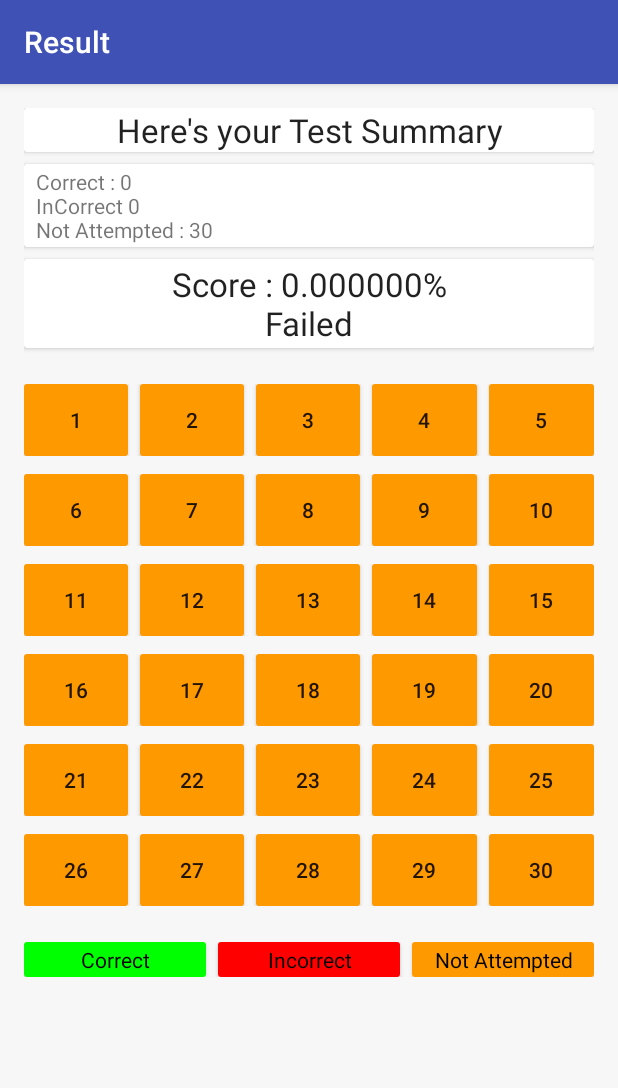
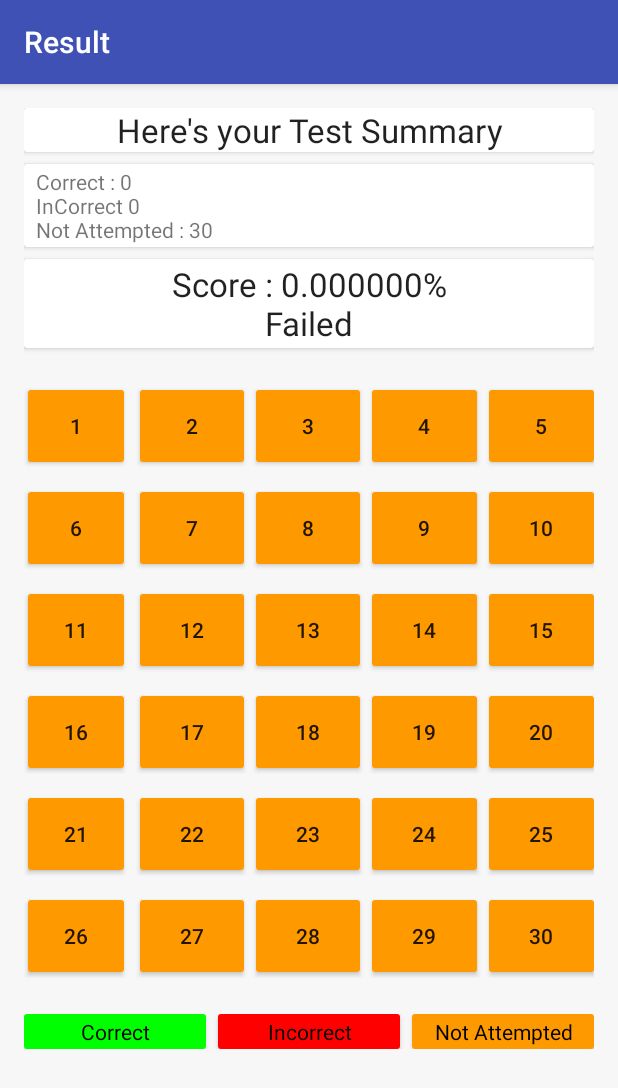
Before and after one commit to vaibhavbhandula/AptiQuiz, an Android app: the Result screen opened directly, with no data from a screen before it, on a phone screen of 412 x 824 dp. Shown: the top 1088 px of the screen. Run offline under Robolectric (Android 15) with nearby library versions, the phone set to English and light mode, and no system bars; 4 statements that could not run were skipped.

```diff
--- a/app/src/main/res/layout/activity_question.xml
+++ b/app/src/main/res/layout/activity_question.xml
@@ -23,7 +23,7 @@
             android:id="@+id/textView1"
             android:layout_width="match_parent"
             android:layout_height="match_parent"
-            android:maxLines="10"
+            android:maxLines="12"
             android:minLines="5"
             android:padding="@dimen/pad_8"
             android:scrollbars="vertical"
--- a/app/src/main/res/layout/activity_result.xml
+++ b/app/src/main/res/layout/activity_result.xml
@@ -78,7 +78,8 @@
                 android:layout_height="wrap_content"
                 android:layout_weight="1"
                 app:cardBackgroundColor="@android:color/white"
-                app:cardElevation="@dimen/elevation">
+                app:cardElevation="@dimen/elevation"
+                app:cardUseCompatPadding="true">
 
 
                 <Button
@@ -108,7 +109,6 @@
                     android:layout_gravity="center"
                     android:background="@android:color/white"
                     android:text="2" />
-                />
             </android.support.v7.widget.CardView>
 
 
@@ -184,7 +184,8 @@
                 android:layout_height="wrap_content"
                 android:layout_weight="1"
                 app:cardBackgroundColor="@android:color/white"
-                app:cardElevation="@dimen/elevation">
+                app:cardElevation="@dimen/elevation"
+                app:cardUseCompatPadding="true">
 
 
                 <Button
@@ -214,7 +215,7 @@
                     android:layout_gravity="center"
                     android:background="@android:color/white"
                     android:text="7" />
-                />
+
             </android.support.v7.widget.CardView>
 
 
@@ -290,7 +291,8 @@
                 android:layout_height="wrap_content"
                 android:layout_weight="1"
                 app:cardBackgroundColor="@android:color/white"
-                app:cardElevation="@dimen/elevation">
+                app:cardElevation="@dimen/elevation"
+                app:cardUseCompatPadding="true">
 
 
                 <Button
@@ -320,7 +322,7 @@
                     android:layout_gravity="center"
                     android:background="@android:color/white"
                     android:text="12" />
-                />
+
             </android.support.v7.widget.CardView>
 
 
@@ -396,7 +398,8 @@
                 android:layout_height="wrap_content"
                 android:layout_weight="1"
                 app:cardBackgroundColor="@android:color/white"
-                app:cardElevation="@dimen/elevation">
+                app:cardElevation="@dimen/elevation"
+                app:cardUseCompatPadding="true">
 
 
                 <Button
@@ -426,7 +429,7 @@
                     android:layout_gravity="center"
                     android:background="@android:color/white"
                     android:text="17" />
-                />
+
             </android.support.v7.widget.CardView>
 
 
@@ -502,7 +505,8 @@
                 android:layout_height="wrap_content"
                 android:layout_weight="1"
                 app:cardBackgroundColor="@android:color/white"
-                app:cardElevation="@dimen/elevation">
+                app:cardElevation="@dimen/elevation"
+                app:cardUseCompatPadding="true">
 
 
                 <Button
@@ -532,7 +536,7 @@
                     android:layout_gravity="center"
                     android:background="@android:color/white"
                     android:text="22" />
-                />
+
             </android.support.v7.widget.CardView>
 
 
@@ -611,7 +615,8 @@
                 android:layout_height="wrap_content"
                 android:layout_weight="1"
                 app:cardBackgroundColor="@android:color/white"
-                app:cardElevation="@dimen/elevation">
+                app:cardElevation="@dimen/elevation"
+                app:cardUseCompatPadding="true">
 
 
                 <Button
@@ -641,7 +646,7 @@
                     android:layout_gravity="center"
                     android:background="@android:color/white"
                     android:text="27" />
-                />
+
             </android.support.v7.widget.CardView>
 
 
```
Also changed, not shown: app/src/main/res/layout/activity_summary.xml (+18 -12 lines), 1 other file.
